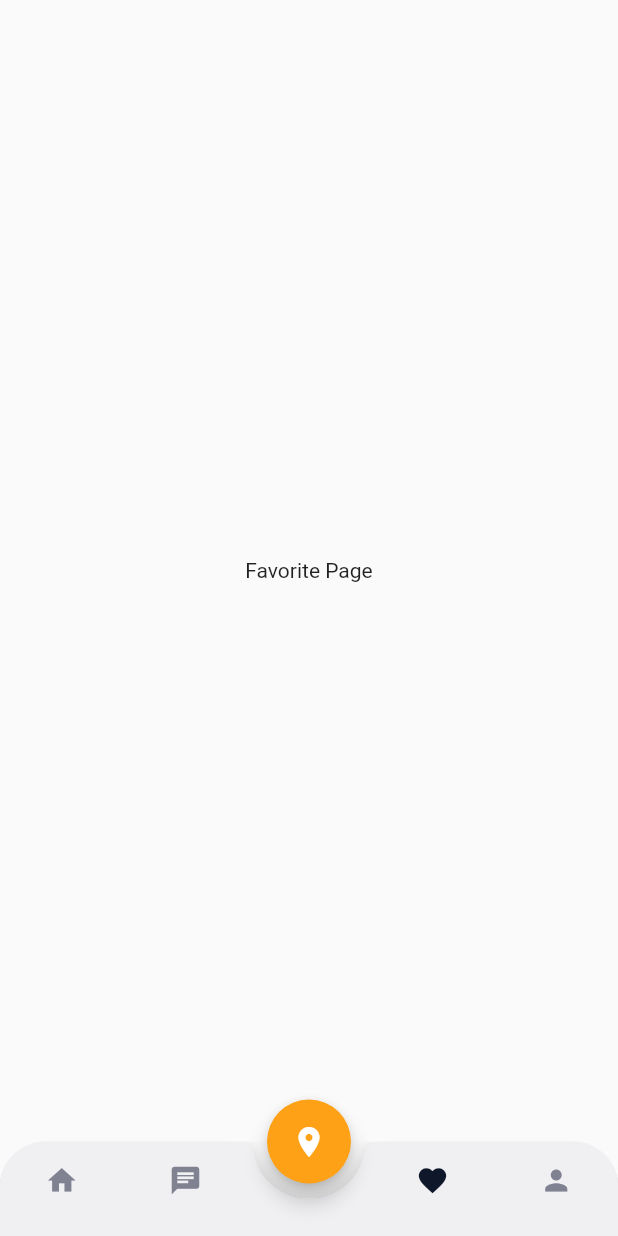
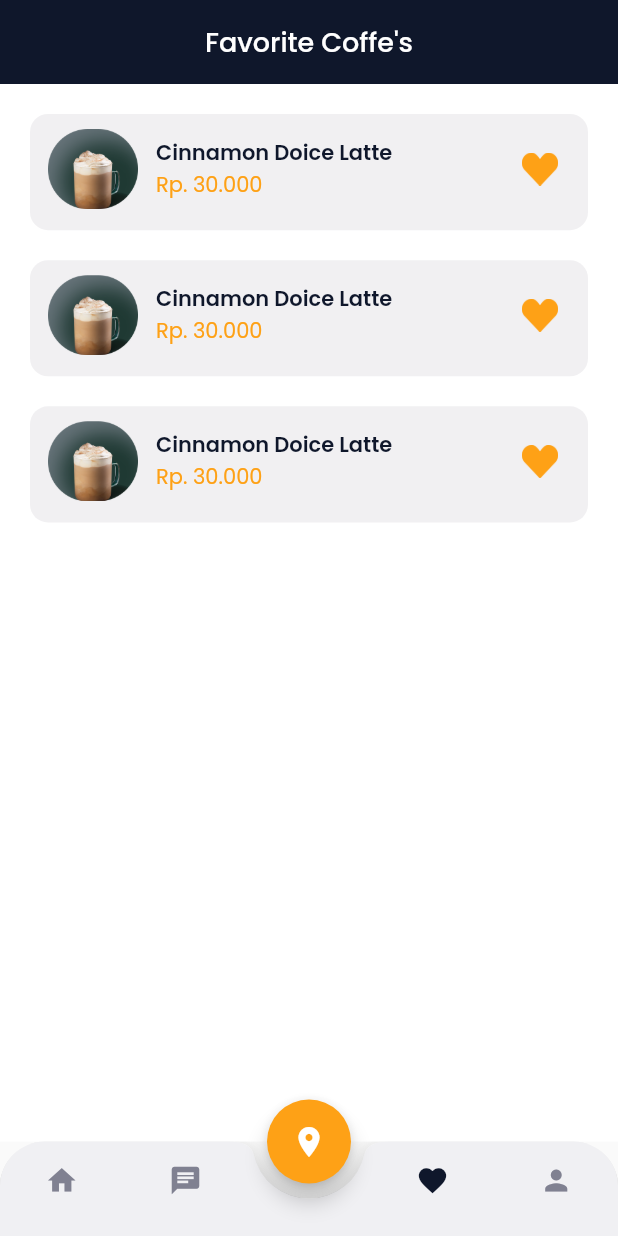
Before and after one commit to dream-team-workshop/WORKSHOP-MOBILE-APPLICATION-FRAMEWORK, a Flutter app: the MainPage screen opened by its route, item 4 of the bottom bar chosen, on a phone screen of 412 x 824 dp. Run offline on Flutter 3.47's test engine with Material 2 defaults, Android fonts, the phone set to English and light mode, and no system bars; our stand-ins replace google_fonts.

Commit message:
project - favorite page

```diff
--- a/lib/pages/home/chat_page.dart
+++ b/lib/pages/home/chat_page.dart
@@ -27,7 +27,7 @@ class ChatPage extends StatelessWidget {
     Widget emptyChat() {
       return Expanded(
         child: Container(
-            color: accentColor,
+            color: whiteColor,
             width: double.infinity,
             child: Column(
               mainAxisAlignment: MainAxisAlignment.center,
@@ -86,7 +86,7 @@ class ChatPage extends StatelessWidget {
       return Expanded(
         child: Container(
           width: double.infinity,
-          color: accentColor,
+          color: whiteColor,
           child: ListView(
             padding: EdgeInsets.symmetric(
               horizontal: defaultMargin,
--- a/lib/pages/home/favorite_page.dart
+++ b/lib/pages/home/favorite_page.dart
@@ -1,3 +1,5 @@
+import 'package:brk_mobile/theme.dart';
+import 'package:brk_mobile/widgets/wishlist_card.dart';
 import 'package:flutter/material.dart';
 
 class FavoritePage extends StatelessWidget {
@@ -5,8 +7,105 @@ class FavoritePage extends StatelessWidget {
 
   @override
   Widget build(BuildContext context) {
-    return Center(
-      child: Text('Favorite Page'),
+    Widget buildHeader() {
+      return AppBar(
+        backgroundColor: primaryColor,
+        centerTitle: true,
+        title: Text(
+          'Favorite Coffe\'s',
+          style: whiteTextStyle.copyWith(
+            fontSize: 18,
+            fontWeight: medium,
+          ),
+        ),
+        elevation: 0,
+        automaticallyImplyLeading: false,
+      );
+    }
+
+    Widget buildEmptyWishlist() {
+      return Expanded(
+        child: Container(
+          width: double.infinity,
+          color: whiteColor,
+          child: Column(
+            mainAxisAlignment: MainAxisAlignment.center,
+            children: [
+              Image.asset(
+                'assets/images/img_wishlist.png',
+                width: 74,
+              ),
+              const SizedBox(
+                height: 24.0,
+              ),
+              Text(
+                'You don\'t have dream coffe\'s?',
+                style: primaryTextStyle.copyWith(
+                  fontSize: 16,
+                  fontWeight: medium,
+                ),
+              ),
+              const SizedBox(
+                height: 12,
+              ),
+              Text('Let\'s find your favorite coffe\'s',
+                  style: subtitleTextStyle),
+              const SizedBox(
+                height: 20,
+              ),
+              Container(
+                height: 44,
+                child: TextButton(
+                  onPressed: () {},
+                  style: TextButton.styleFrom(
+                    padding: EdgeInsets.symmetric(
+                      vertical: 10.0,
+                      horizontal: 24.0,
+                    ),
+                    backgroundColor: primaryColor,
+                    shape: RoundedRectangleBorder(
+                      borderRadius: BorderRadius.circular(12.0),
+                    ),
+                  ),
+                  child: Text(
+                    'Explore Store',
+                    style: whiteTextStyle.copyWith(
+                      fontSize: 16,
+                      fontWeight: medium,
+                    ),
+                  ),
+                ),
+              )
+            ],
+          ),
+        ),
+      );
+    }
+
+    Widget buildContent() {
+      return Expanded(
+        child: Container(
+          color: whiteColor,
+          child: ListView(
+            padding: EdgeInsets.symmetric(
+              horizontal: 20.0,
+            ),
+            children: [
+              WishlistCard(),
+              WishlistCard(),
+              WishlistCard(),
+            ],
+          ),
+        ),
+      );
+    }
+
+    return Column(
+      children: [
+        buildHeader(),
+        // buildEmptyWishlist(),
+        buildContent(),
+      ],
     );
   }
 }
--- /dev/null
+++ b/lib/widgets/wishlist_card.dart
@@ -0,0 +1,58 @@
+import 'package:flutter/material.dart';
+import 'package:brk_mobile/theme.dart';
+
+class WishlistCard extends StatelessWidget {
+  const WishlistCard({super.key});
+
+  @override
+  Widget build(BuildContext context) {
+    return Container(
+      margin: EdgeInsets.only(top: 20.0),
+      padding: EdgeInsets.only(
+        top: 10.0,
+        left: 12.0,
+        bottom: 14.0,
+        right: 20.0,
+      ),
+      decoration: BoxDecoration(
+        color: backgroundColor3,
+        borderRadius: BorderRadius.circular(12.0),
+      ),
+      child: Row(
+        children: [
+          ClipRRect(
+            borderRadius: BorderRadius.circular(12.0),
+            child: Image.asset(
+              'assets/images/img_product_chat.png',
+              width: 60.0,
+            ),
+          ),
+          const SizedBox(
+            width: 12.0,
+          ),
+          Expanded(
+            child: Column(
+              crossAxisAlignment: CrossAxisAlignment.start,
+              children: [
+                Text(
+                  'Cinnamon Doice Latte',
+                  style: primaryTextStyle.copyWith(
+                    fontWeight: semiBold,
+                  ),
+                ),
+                Text(
+                  'Rp. 30.000',
+                  style: secondaryTextStyle,
+                ),
+              ],
+            ),
+          ),
+          Image.asset(
+            'assets/images/img_wishlist.png',
+            width: 24.0,
+          ),
+        ],
+      ),
+    );
+  }
+}
```
Also changed, not shown: lib/pages/home/wishlist_page.dart (added, +36 -0 lines), assets/images/img_wishlist.png (added).
